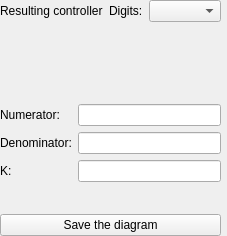
Before: the Qt Designer form src/gui/loopshaping/loop_shaping_viewer.ui in Isaac-Martinez-Forte/QFTbx, drawn with Qt 5.
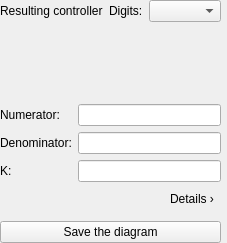
After: the same form once the commit is applied. Custom widgets are drawn as their Qt base class.

Commit message: Report the verdict, the stability and the certificate of a design beside its loop

```diff
--- a/src/gui/loopshaping/loop_shaping_viewer.ui
+++ b/src/gui/loopshaping/loop_shaping_viewer.ui
@@ -89,10 +89,28 @@
       </layout>
      </item>
      <item>
+      <layout class="QHBoxLayout" name="summaryRow">
+       <item>
       <widget class="QLabel" name="checkLabel">
+         <property name="sizePolicy">
+          <sizepolicy hsizetype="Ignored" vsizetype="Preferred">
+           <horstretch>1</horstretch>
+           <verstretch>0</verstretch>
+          </sizepolicy>
+         </property>
        <property name="text"><string/></property>
-       <property name="wordWrap"><bool>true</bool></property>
-      </widget>
+        </widget>
+       </item>
+       <item>
+        <widget class="QToolButton" name="detailsButton">
+         <property name="toolTip">
+          <string>The whole verdict, the stability and the certificate of the search.</string>
+         </property>
+         <property name="text"><string>Details ›</string></property>
+         <property name="autoRaise"><bool>true</bool></property>
+        </widget>
+       </item>
+      </layout>
      </item>
      <item>
       <widget class="QWidget" name="legendHolder" native="true">
```
Lines whose indentation alone changed are shown as unchanged. The commit also changes 14 other files.
